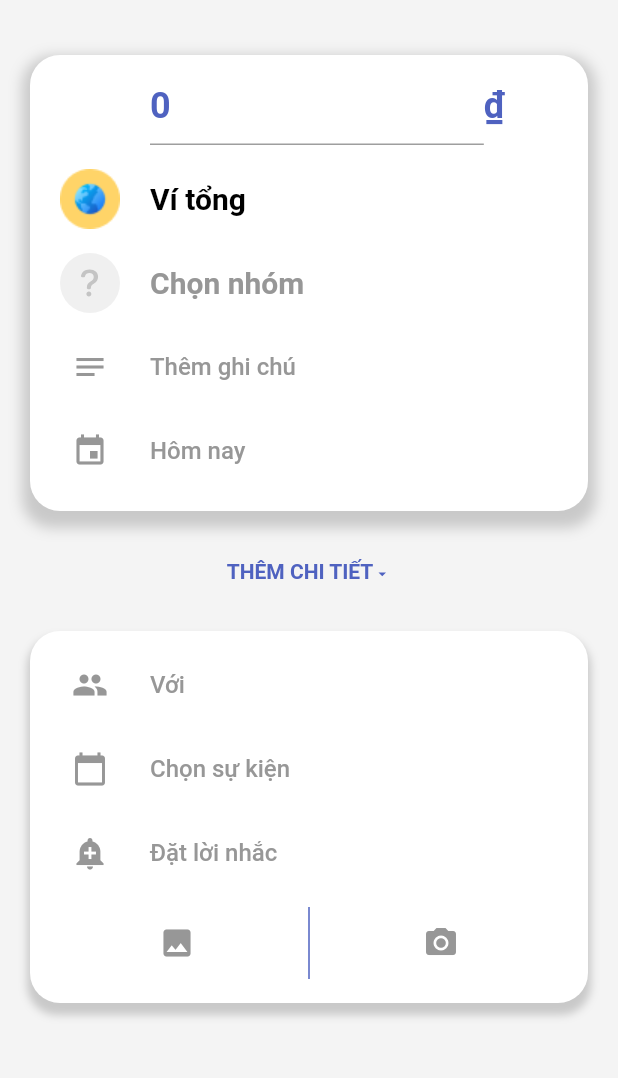
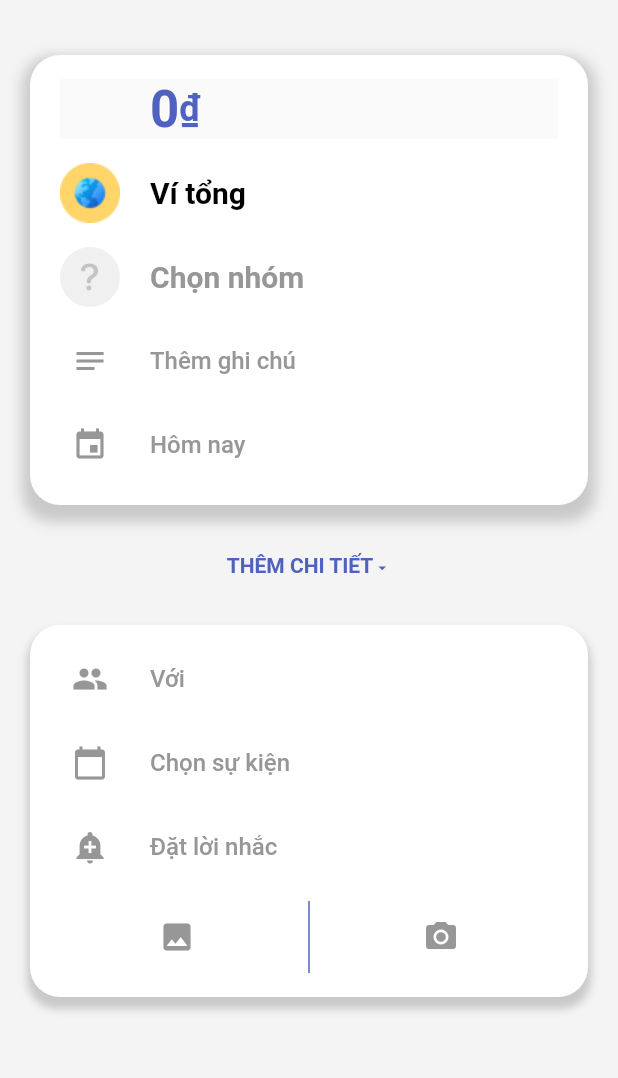
Before and after one commit to JohnyHo-art/Monas, a Flutter app: the AddingExpenseScreen screen opened by its route, on a phone screen of 412 x 824 dp, the part 59-1137 px from its top. Run offline on Flutter 3.47's test engine with Material 2 defaults, Android fonts, the phone set to English and light mode, and no system bars; our stand-ins replace flutter_svg.

```diff
--- a/lib/constants/constants.dart
+++ b/lib/constants/constants.dart
@@ -132,6 +132,7 @@ class _Dimens {
   final cardCornerRadiusBig = 30.0;
   final spaceBetweenWidgets = 16.0;
   final iconSize = 24.0;
+  final largePadding = 32.0;
   final padding = 20.0;
   final smallPadding = 16.0;
   final buttonHeight = 40.0;
--- a/lib/views/adding_tab/adding_expense_screen.dart
+++ b/lib/views/adding_tab/adding_expense_screen.dart
@@ -1,7 +1,9 @@
 import 'package:flutter/material.dart';
 import 'package:monas/constants/constants.dart';
+import 'package:monas/viewmodels/adding_transaction_vm.dart';
 import 'package:monas/views/adding_tab/components/basic_info.dart';
 import 'package:monas/views/adding_tab/components/detail_infor.dart';
+import 'package:provider/provider.dart';
 
 class AddingExpenseScreen extends StatelessWidget {
   const AddingExpenseScreen({Key? key}) : super(key: key);
@@ -29,7 +31,9 @@ class AddingExpenseScreen extends StatelessWidget {
 
   @override
   Widget build(BuildContext context) {
-    return GestureDetector(
+    return ChangeNotifierProvider(
+      create: (_) => AddingTransactionViewModel(),
+      child: GestureDetector(
         onTap: () {
           FocusScopeNode currentFocus = FocusScope.of(context);
           if (!currentFocus.hasPrimaryFocus) {
@@ -89,6 +93,7 @@ class AddingExpenseScreen extends StatelessWidget {
             ),
           ),
         ),
+      ),
     );
   }
 }
--- a/lib/views/adding_tab/components/add_note_dialog.dart
+++ b/lib/views/adding_tab/components/add_note_dialog.dart
@@ -65,7 +65,7 @@ class AddingNoteDialog extends StatelessWidget {
                             (states) => S.colors.subTextColor)),
                     onPressed: () => Navigator.of(context).pop(),
                     child: Text(
-                      'ĐÓNG',
+                      'HUỶ',
                       style: S.bodyTextStyles.buttonText(S.colors.iconColor),
                     ),
                   ),
--- a/lib/views/adding_tab/components/basic_info.dart
+++ b/lib/views/adding_tab/components/basic_info.dart
@@ -2,28 +2,30 @@ import 'package:flutter/material.dart';
 import 'package:flutter_svg/flutter_svg.dart';
 import 'package:intl/intl.dart';
 import 'package:monas/constants/constants.dart';
+import 'package:monas/constants/format_style.dart';
 import 'package:monas/constants/resources.dart';
+import 'package:monas/viewmodels/adding_transaction_vm.dart';
 import 'package:monas/views/adding_tab/components/add_note_dialog.dart';
 import 'package:monas/widgets/inkwell_row_button.dart';
+import 'package:provider/provider.dart';
 
 class BasicInfo extends StatelessWidget {
   const BasicInfo({Key? key}) : super(key: key);
 
-  Widget _enterMoneyTextField(String? locale) => Row(
+  Widget _moneyAmountSection(String? locale, VoidCallback onTap, double amount) => Material(
+        child: InkWell(
+          splashColor: S.colors.subTextColor,
+          onTap: onTap,
+          child: Row(
             children: [
               const SizedBox(width: 60),
               Flexible(
                 flex: 9,
-            child: TextFormField(
-              initialValue: '0',
-              cursorColor: S.colors.primaryColor,
-              keyboardType: TextInputType.number,
-              style: S.headerTextStyles.header2(S.colors.primaryColor),
-              decoration: InputDecoration(
-                focusedBorder: UnderlineInputBorder(
-                    borderSide: BorderSide(color: S.colors.primaryColor)),
-                focusColor: S.colors.primaryColor,
-              ),
+                child: Text(
+                  F.currencyFormat.numberMoneyFormat(amount),
+                  overflow: TextOverflow.ellipsis,
+                  style: S.headerTextStyles.header1(S.colors.primaryColor),
+                  maxLines: 1,
                 ),
               ),
               Flexible(
@@ -35,6 +37,8 @@ class BasicInfo extends StatelessWidget {
                 ),
               ),
             ],
+          ),
+        ),
       );
 
   Widget _chooseWalletSection(VoidCallback onTap) => Material(
@@ -72,25 +76,8 @@ class BasicInfo extends StatelessWidget {
 
   @override
   Widget build(BuildContext context) {
-    void _showAddingOptions() {
-    showModalBottomSheet(
-      context: context,
-      shape: const RoundedRectangleBorder(
-          borderRadius: BorderRadius.only(
-        topLeft: Radius.circular(24),
-        topRight: Radius.circular(24),
-      )),
-      builder: (BuildContext context) {
-        return Column(
-          mainAxisAlignment: MainAxisAlignment.start,
-          mainAxisSize: MainAxisSize.min,
-          children: [
-
-          ],
-        );
-      },
-    );
-  }
+    final AddingTransactionViewModel addingTransactionViewModel =
+        Provider.of<AddingTransactionViewModel>(context);
 
     return Container(
       margin: EdgeInsets.symmetric(horizontal: S.dimens.padding),
@@ -109,8 +96,12 @@ class BasicInfo extends StatelessWidget {
       ),
       child: Column(
         children: [
-          SizedBox(height: S.dimens.tinyPadding),
-          _enterMoneyTextField(null),
+          SizedBox(height: S.dimens.smallPadding),
+          _moneyAmountSection(
+            null,
+            () => addingTransactionViewModel.showAmountMoneyTextField(context),
+            context.watch<AddingTransactionViewModel>().amountOfMoney,
+          ),
           SizedBox(height: S.dimens.smallPadding),
           _chooseWalletSection(() {}),
           SizedBox(height: S.dimens.smallPadding),
```
Also changed, not shown: lib/main.dart (+10 -6 lines), lib/viewmodels/adding_transaction_vm.dart (+28 -2 lines), lib/views/adding_tab/components/enter_money_bottom_sheet.dart (added, +157 -0 lines), pubspec.lock. Lines whose indentation alone changed are shown as unchanged.
